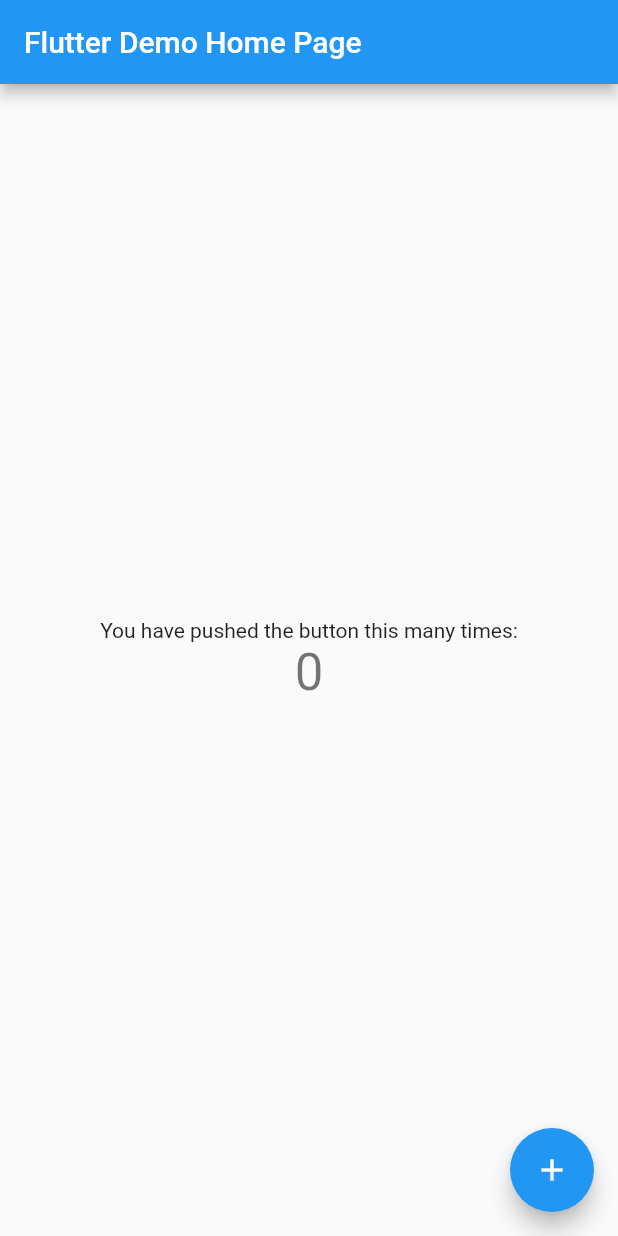
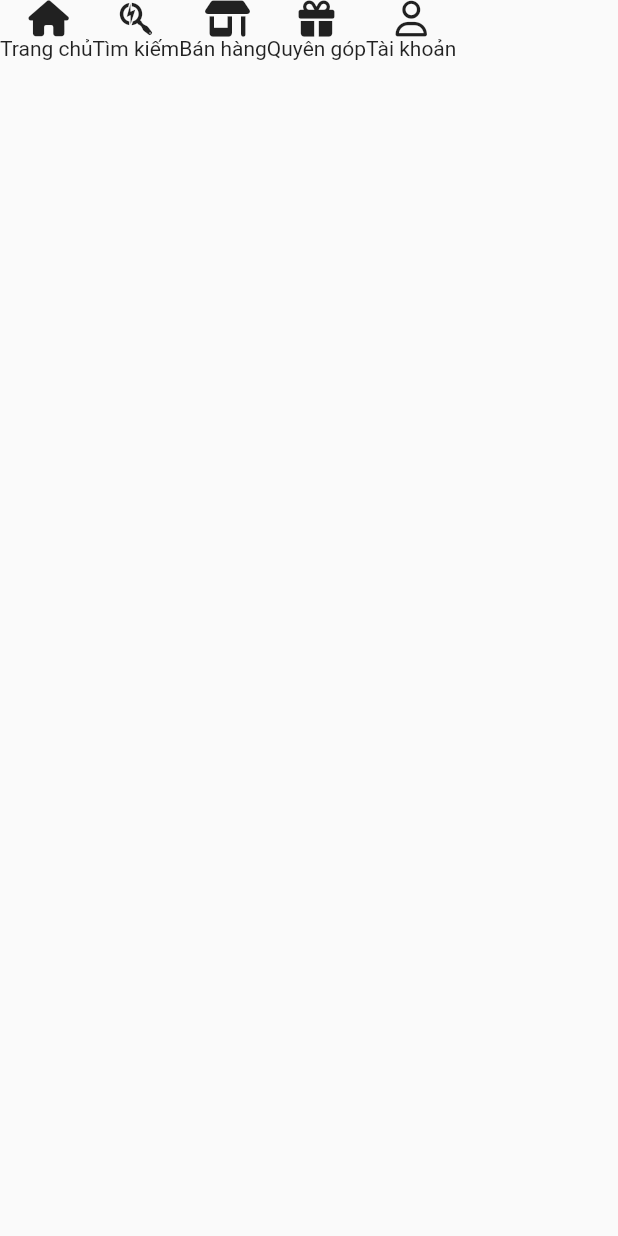
Before and after one commit to QBitGenZ/2fends-mobile, a Flutter app: the screen it shows after launch, on a phone screen of 412 x 824 dp. Run offline on Flutter 3.47's test engine with Material 2 defaults, Android fonts, the phone set to English and light mode, and no system bars; our stand-ins replace font_awesome_flutter.

Commit message:
Thêm nav bar

```diff
--- /dev/null
+++ b/lib/constants/navbar.dart
@@ -0,0 +1,17 @@
+import 'package:flutter/cupertino.dart';
+import 'package:font_awesome_flutter/font_awesome_flutter.dart';
+
+class MenuItem {
+  final String title;
+  final IconData icon;
+
+  MenuItem({required this.title, required this.icon});
+}
+
+List<MenuItem> navbar = [
+  MenuItem(title: 'Trang chủ', icon: FontAwesomeIcons.house),
+  MenuItem(title: 'Tìm kiếm', icon: FontAwesomeIcons.searchengin),
+  MenuItem(title: 'Bán hàng', icon: FontAwesomeIcons.shop),
+  MenuItem(title: 'Quyên góp', icon: FontAwesomeIcons.gift),
+  MenuItem(title: 'Tài khoản', icon: FontAwesomeIcons.user),
+];
--- a/lib/main.dart
+++ b/lib/main.dart
@@ -1,3 +1,4 @@
+import 'package:fends_mobile/widgets/navbar.dart';
 import 'package:flutter/material.dart';
 
 void main() {
@@ -24,92 +25,7 @@
         // is not restarted.
         primarySwatch: Colors.blue,
       ),
-      home: const MyHomePage(title: 'Flutter Demo Home Page'),
+      home: Navbar()
     );
   }
 }
-
-class MyHomePage extends StatefulWidget {
-  const MyHomePage({super.key, required this.title});
-
-  // This widget is the home page of your application. It is stateful, meaning
-  // that it has a State object (defined below) that contains fields that affect
-  // how it looks.
-
-  // This class is the configuration for the state. It holds the values (in this
-  // case the title) provided by the parent (in this case the App widget) and
-  // used by the build method of the State. Fields in a Widget subclass are
-  // always marked "final".
-
-  final String title;
-
-  @override
-  State<MyHomePage> createState() => _MyHomePageState();
-}
-
-class _MyHomePageState extends State<MyHomePage> {
-  int _counter = 0;
-
-  void _incrementCounter() {
-    setState(() {
-      // This call to setState tells the Flutter framework that something has
-      // changed in this State, which causes it to rerun the build method below
-      // so that the display can reflect the updated values. If we changed
-      // _counter without calling setState(), then the build method would not be
-      // called again, and so nothing would appear to happen.
-      _counter++;
-    });
-  }
-
-  @override
-  Widget build(BuildContext context) {
-    // This method is rerun every time setState is called, for instance as done
-    // by the _incrementCounter method above.
-    //
-    // The Flutter framework has been optimized to make rerunning build methods
-    // fast, so that you can just rebuild anything that needs updating rather
-    // than having to individually change instances of widgets.
-    return Scaffold(
-      appBar: AppBar(
-        // Here we take the value from the MyHomePage object that was created by
-        // the App.build method, and use it to set our appbar title.
-        title: Text(widget.title),
-      ),
-      body: Center(
-        // Center is a layout widget. It takes a single child and positions it
-        // in the middle of the parent.
-        child: Column(
-          // Column is also a layout widget. It takes a list of children and
-          // arranges them vertically. By default, it sizes itself to fit its
-          // children horizontally, and tries to be as tall as its parent.
-          //
-          // Invoke "debug painting" (press "p" in the console, choose the
-          // "Toggle Debug Paint" action from the Flutter Inspector in Android
-          // Studio, or the "Toggle Debug Paint" command in Visual Studio Code)
-          // to see the wireframe for each widget.
-          //
-          // Column has various properties to control how it sizes itself and
-          // how it positions its children. Here we use mainAxisAlignment to
-          // center the children vertically; the main axis here is the vertical
-          // axis because Columns are vertical (the cross axis would be
-          // horizontal).
-          mainAxisAlignment: MainAxisAlignment.center,
-          children: <Widget>[
-            const Text(
-              'You have pushed the button this many times:',
-            ),
-            Text(
-              '$_counter',
-              style: Theme.of(context).textTheme.headlineMedium,
-            ),
-          ],
-        ),
-      ),
-      floatingActionButton: FloatingActionButton(
-        onPressed: _incrementCounter,
-        tooltip: 'Increment',
-        child: const Icon(Icons.add),
-      ), // This trailing comma makes auto-formatting nicer for build methods.
-    );
-  }
-}
--- /dev/null
+++ b/lib/widgets/navbar.dart
@@ -0,0 +1,70 @@
+import 'package:fends_mobile/constants/navbar.dart';
+import 'package:flutter/material.dart';
+
+
+class Navbar extends StatefulWidget {
+  @override
+  State<Navbar> createState() => _NavbarState();
+}
+
+class _NavbarState extends State<Navbar> {
+  late double screenWidth;
+  late String selectedTitle;
+
+  @override
+  Widget build(BuildContext context) {
+    screenWidth = MediaQuery.of(context).size.width;
+    selectedTitle = navbar[0].title;
+
+    return Scaffold(
+      body: Container(
+        width: 322/360 *screenWidth,
+        height: 42,
+        child: Row(
+          children: navbar.map((e) =>
+              InkWell(
+                onTap: () => setState(() {
+                  selectedTitle = e.title;
+                }),
+                  child: NavbarItem(
+                    title: e.title,
+                    icon: e.icon,
+                    selectedTitle: selectedTitle,)
+              )
+          ).toList()
+        ),
+      ),
+    );
+  }
+}
+
+class NavbarItem extends StatefulWidget {
+  final String selectedTitle;
+  final String title;
+  final IconData icon;
+
+  const NavbarItem({
+    Key? key,
+    required this.title,
+    required this.icon,
+    required this.selectedTitle,
+  }):super(key: key);
+
+  @override
+  State<NavbarItem> createState() => _NavbarItemState();
+}
+
+class _NavbarItemState extends State<NavbarItem> {
+
+  @override
+  Widget build(BuildContext context) {
+    return Container(
+      child: Column(
+        children: [
+          Icon(widget.icon),
+          Text(widget.title)
+        ],
+      )
+    );
+  }
+}
--- a/pubspec.yaml
+++ b/pubspec.yaml
@@ -36,6 +36,7 @@
   # The following adds the Cupertino Icons font to your application.
   # Use with the CupertinoIcons class for iOS style icons.
   cupertino_icons: ^1.0.2
+  font_awesome_flutter: ^10.4.0
 
 dev_dependencies:
   flutter_test:
```
Also changed, not shown: lib/widgets/index.dart (deleted), pubspec.lock.
